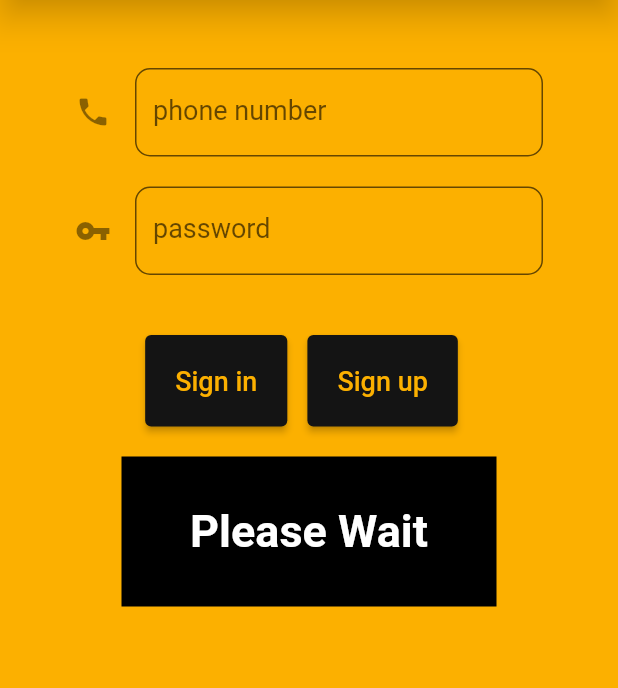
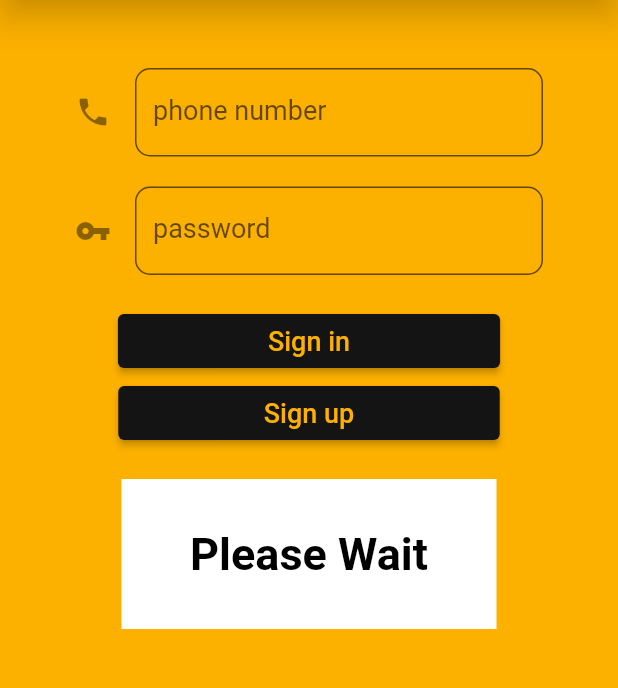
Before and after one commit to seyed-mostafa/customer_app, a Flutter app: the screen it shows after launch, scrolled down 56 dp, after a tap on "Sign in", on a phone screen of 412 x 824 dp, the part 97-785 px from its top. Run offline on Flutter 3.47's test engine with Material 2 defaults, Android fonts, the light colour scheme and no system bars; drawn by our look-alikes of animated_text_kit; our stand-ins replace flutter_rating_bar, font_awesome_flutter, google_maps_flutter, syncfusion_flutter_charts; accounts and stored records are empty.

Commit message:
details in front.

```diff
--- a/lib/Pages/EnteringPage.dart
+++ b/lib/Pages/EnteringPage.dart
@@ -50,8 +50,8 @@ class _EnteringPageState extends State<EnteringPage> {
       width: 250.0,
       child: TextLiquidFill(
         text: 'Please Wait',
-        waveColor: Colors.white,
-        boxBackgroundColor: Colors.black,
+        waveColor: Colors.black,
+        boxBackgroundColor: Colors.white,
         textStyle: TextStyle(
           fontSize: 30,
           fontWeight: FontWeight.bold,
@@ -143,19 +143,13 @@ class _EnteringPageState extends State<EnteringPage> {
                   },
                 ),
                 SizedBox(
-                  height: 40,
-                ),
-                Row(
-                  mainAxisAlignment: MainAxisAlignment.spaceEvenly,
-                  children: [
-                    SizedBox(
-                      width: 20,
+                  height: 20,
                 ),
                 ElevatedButton(
                   style: ElevatedButton.styleFrom(
                       onPrimary: theme.yellow,
                       primary: theme.black,
-                          padding: EdgeInsets.all(20)),
+                      padding: EdgeInsets.only(left: 100, right: 100)),
                   onPressed: () async {
                     setState(() {
                       showWait = true;
@@ -183,7 +177,7 @@ class _EnteringPageState extends State<EnteringPage> {
                     style: ElevatedButton.styleFrom(
                         onPrimary: theme.yellow,
                         primary: theme.black,
-                            padding: EdgeInsets.all(20)),
+                        padding: EdgeInsets.only(left: 97, right: 97)),
                     onPressed: () {
                       Navigator.push(
                         context,
@@ -197,8 +191,6 @@ class _EnteringPageState extends State<EnteringPage> {
                     )),
                 SizedBox(
                   width: 30,
-                    )
-                  ],
                 ),
                 SizedBox(height: 20,),
                 if(showWait) animationWait(),
```
Lines whose indentation alone changed are shown as unchanged.
